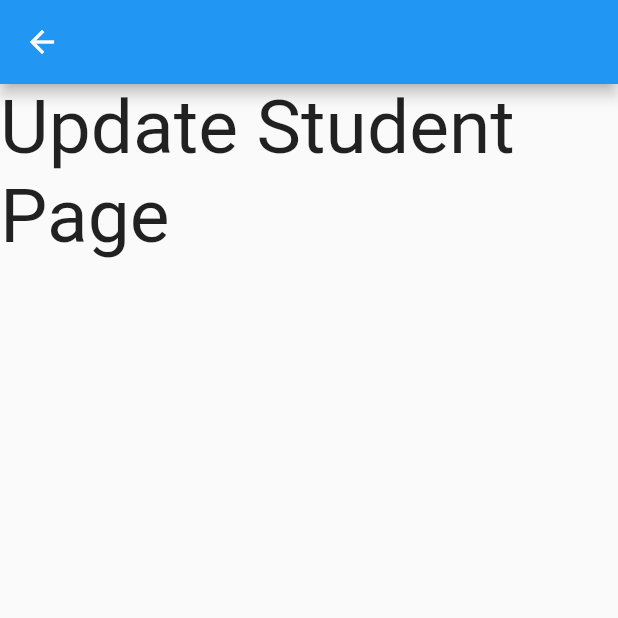
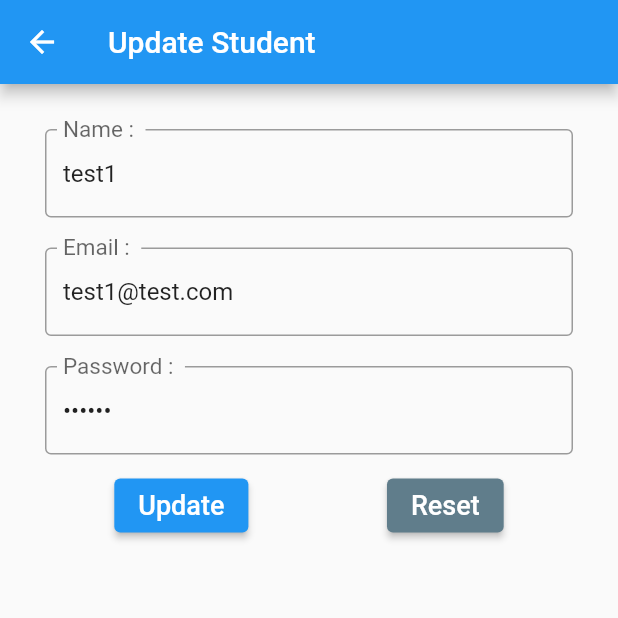
Before and after one commit to shakilattar/Flutter-CRUD-App-using-Firebase, a Flutter app: the screen it shows after launch, after a tap on the "edit" icon, on a phone screen of 412 x 824 dp, the top half of it. Run offline on Flutter 3.47's test engine with Material 2 defaults, Android fonts, the phone set to English and light mode, and no system bars.

Commit message:
update student page created

```diff
--- a/crud_firebase/lib/pages/list_student_page.dart
+++ b/crud_firebase/lib/pages/list_student_page.dart
@@ -16,7 +16,7 @@ class _ListStudentPageState extends State<ListStudentPage> {
   @override
   Widget build(BuildContext context) {
     return Container(
-      margin: EdgeInsets.symmetric(horizontal: 10, vertical: 20),
+      margin: const EdgeInsets.symmetric(horizontal: 10, vertical: 20),
       child: SingleChildScrollView(
         scrollDirection: Axis.vertical,
         child: Table(
@@ -31,7 +31,7 @@ class _ListStudentPageState extends State<ListStudentPage> {
                 TableCell(
                   child: Container(
                     color: Colors.greenAccent,
-                    child: Center(
+                    child: const Center(
                       child: Text(
                         'Name',
                         style: TextStyle(
@@ -45,7 +45,7 @@ class _ListStudentPageState extends State<ListStudentPage> {
                 TableCell(
                   child: Container(
                     color: Colors.greenAccent,
-                    child: Center(
+                    child: const Center(
                       child: Text(
                         'Email',
                         style: TextStyle(
@@ -59,7 +59,7 @@ class _ListStudentPageState extends State<ListStudentPage> {
                 TableCell(
                   child: Container(
                     color: Colors.greenAccent,
-                    child: Center(
+                    child: const Center(
                       child: Text(
                         'Action',
                         style: TextStyle(
@@ -74,7 +74,7 @@ class _ListStudentPageState extends State<ListStudentPage> {
             ),
             TableRow(
               children: [
-                TableCell(
+                const TableCell(
                   child: Center(
                     child: Text(
                       'Test1',
@@ -82,7 +82,7 @@ class _ListStudentPageState extends State<ListStudentPage> {
                     ),
                   ),
                 ),
-                TableCell(
+                const TableCell(
                   child: Center(
                     child: Text(
                       'test1@test.com',
@@ -99,11 +99,13 @@ class _ListStudentPageState extends State<ListStudentPage> {
                           Navigator.push(
                             context,
                             MaterialPageRoute(
-                              builder: (context) => UpdateStudentPage(),
+                              builder: (context) => UpdateStudentPage(
+                                id: '',
+                              ),
                             ),
                           );
                         },
-                        icon: Icon(
+                        icon: const Icon(
                           Icons.edit,
                           color: Colors.orange,
                         ),
@@ -112,7 +114,7 @@ class _ListStudentPageState extends State<ListStudentPage> {
                         onPressed: () {
                           deleteUser(1);
                         },
-                        icon: Icon(
+                        icon: const Icon(
                           Icons.delete,
                           color: Colors.red,
                         ),
--- a/crud_firebase/lib/pages/update_student_page.dart
+++ b/crud_firebase/lib/pages/update_student_page.dart
@@ -1,20 +1,130 @@
 import 'package:flutter/material.dart';
 
 class UpdateStudentPage extends StatefulWidget {
-  const UpdateStudentPage({super.key});
+  const UpdateStudentPage({super.key, required this.id});
+  final String id;
 
   @override
   State<UpdateStudentPage> createState() => _UpdateStudentPageState();
 }
 
 class _UpdateStudentPageState extends State<UpdateStudentPage> {
+  final _formKey = GlobalKey<FormState>();
+
+  updateUser() {
+    print('user updated');
+  }
+
   @override
   Widget build(BuildContext context) {
     return Scaffold(
-      appBar: AppBar(),
-      body: Text(
-        'Update Student Page',
-        style: TextStyle(fontSize: 50),
+      appBar: AppBar(
+        title: Text('Update Student'),
+      ),
+      body: Form(
+        key: _formKey,
+        //getting specific data by id
+        child: Padding(
+          padding: const EdgeInsets.symmetric(vertical: 20, horizontal: 30),
+          child: ListView(
+            children: [
+              Container(
+                margin: const EdgeInsets.symmetric(vertical: 10),
+                child: TextFormField(
+                  initialValue: 'test1',
+                  autofocus: false,
+                  onChanged: (value) => {},
+                  decoration: const InputDecoration(
+                    labelText: 'Name : ',
+                    labelStyle: TextStyle(fontSize: 20),
+                    border: OutlineInputBorder(),
+                    errorStyle:
+                        TextStyle(color: Colors.redAccent, fontSize: 15),
+                  ),
+                  validator: (value) {
+                    if (value == null || value.isEmpty) {
+                      return 'Please Enter Name';
+                    }
+                    return null;
+                  },
+                ),
+              ),
+              Container(
+                margin: const EdgeInsets.symmetric(vertical: 10),
+                child: TextFormField(
+                  initialValue: 'test1@test.com',
+                  autofocus: false,
+                  onChanged: (value) => {},
+                  decoration: const InputDecoration(
+                    labelText: 'Email : ',
+                    labelStyle: TextStyle(fontSize: 20),
+                    border: OutlineInputBorder(),
+                    errorStyle:
+                        TextStyle(color: Colors.redAccent, fontSize: 15),
+                  ),
+                  validator: (value) {
+                    if (value == null || value.isEmpty) {
+                      return 'Please Enter Email';
+                    } else if (!value.contains('@')) {
+                      return 'Please Enter Valid Email';
+                    }
+                    return null;
+                  },
+                ),
+              ),
+              Container(
+                margin: const EdgeInsets.symmetric(vertical: 10),
+                child: TextFormField(
+                  initialValue: '123456',
+                  autofocus: false,
+                  onChanged: (value) => {},
+                  obscureText: true,
+                  decoration: const InputDecoration(
+                    labelText: 'Password : ',
+                    labelStyle: TextStyle(fontSize: 20),
+                    border: OutlineInputBorder(),
+                    errorStyle:
+                        TextStyle(color: Colors.redAccent, fontSize: 15),
+                  ),
+                  validator: (value) {
+                    if (value == null || value.isEmpty) {
+                      return 'Please Enter Password';
+                    }
+                    return null;
+                  },
+                ),
+              ),
+              Container(
+                child: Row(
+                  mainAxisAlignment: MainAxisAlignment.spaceAround,
+                  children: [
+                    ElevatedButton(
+                      onPressed: () {
+                        // return true if form is valid otherwise returns false
+                        if (_formKey.currentState!.validate()) {
+                          updateUser();
+                          Navigator.pop(context);
+                        }
+                      },
+                      child: const Text(
+                        'Update',
+                        style: TextStyle(fontSize: 18),
+                      ),
+                    ),
+                    ElevatedButton(
+                      onPressed: () {},
+                      style: ElevatedButton.styleFrom(primary: Colors.blueGrey),
+                      child: const Text(
+                        'Reset',
+                        style: TextStyle(fontSize: 18),
+                      ),
+                    )
+                  ],
+                ),
+              ),
+            ],
+          ),
+        ),
       ),
     );
   }
```
Also changed, not shown: crud_firebase/lib/pages/add_student_page.dart (+10 -10 lines).
